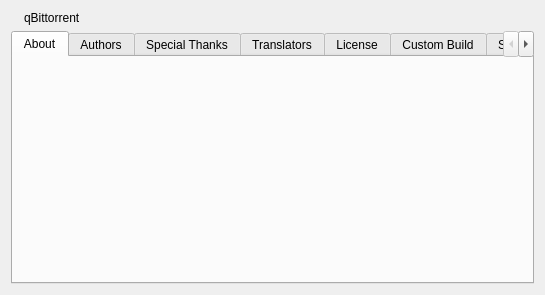
Qt form src/gui/aboutdialog.ui (bjiyoung/qbittorrent-custom) before a commit.
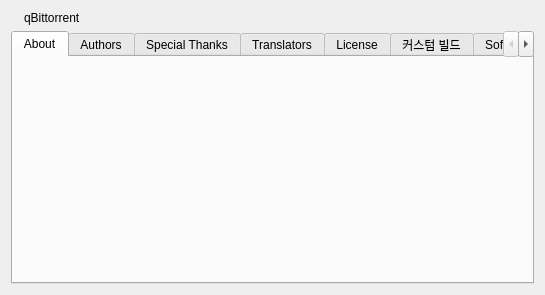
The same form after that commit.

Commit message: Update custom patches v5.1.4.QBT_STRINGIFY(QBT_VERSION_MAJOR.QBT_VERSION_MINOR.QBT_VERSION_BUGFIX.QBT_VERSION_BUILD)

Patch:
```diff
--- a/src/gui/aboutdialog.ui
+++ b/src/gui/aboutdialog.ui
@@ -325,7 +325,7 @@
      </widget>
      <widget class="QWidget" name="customBuildTab">
       <attribute name="title">
-       <string>Custom Build</string>
+       <string>커스텀 빌드</string>
       </attribute>
       <layout class="QVBoxLayout" name="customBuildTabLayout">
        <item>
```
The commit also changes 6 other files.
